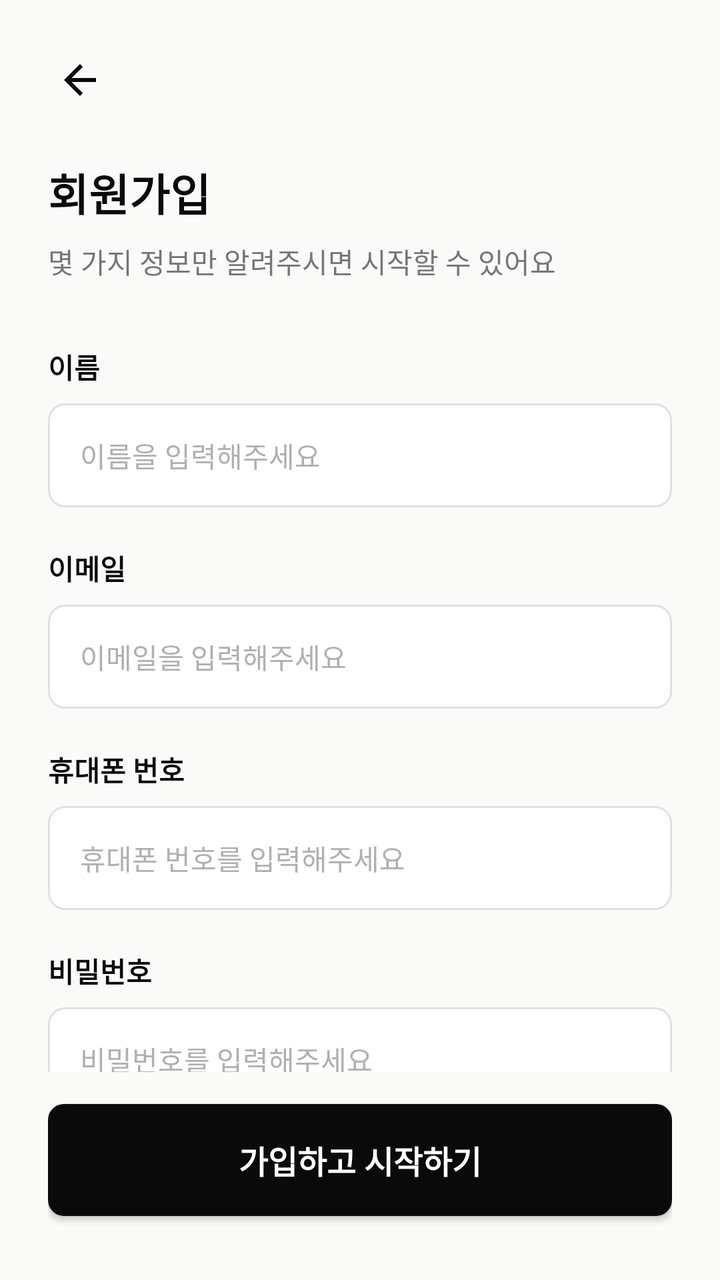
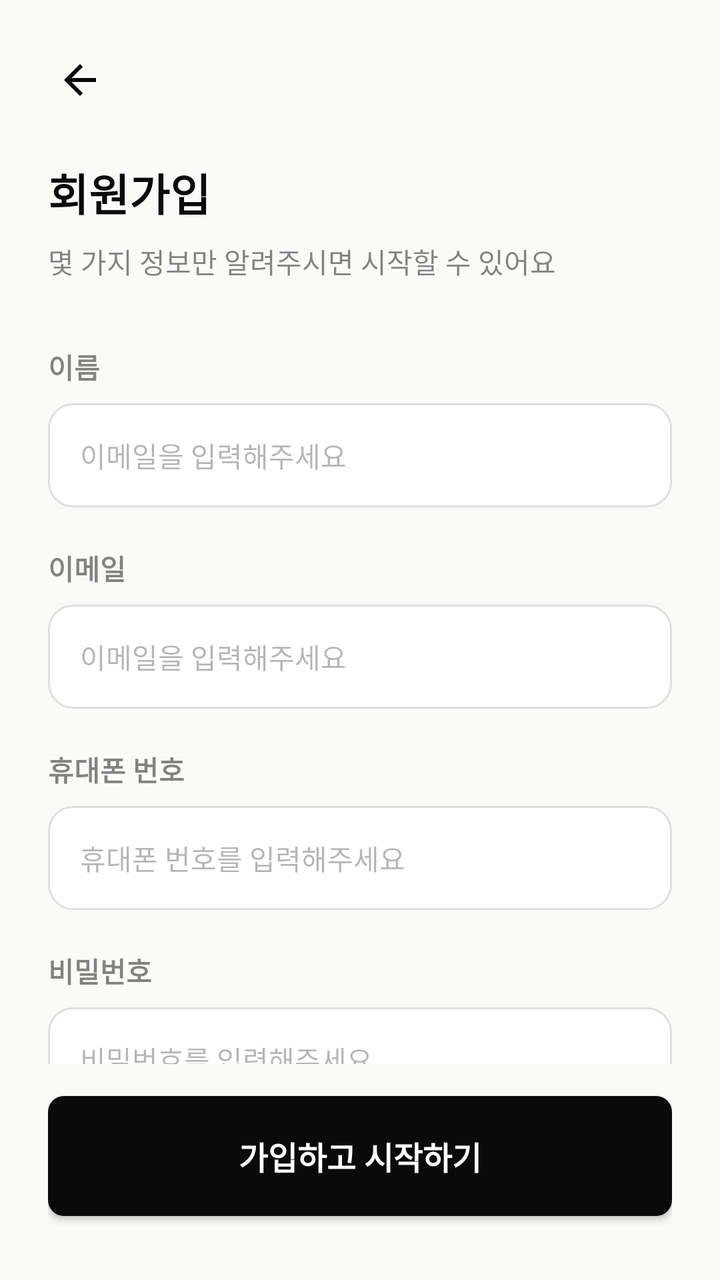

An Android layout rendered at two revisions. The XML below is the earlier revision; the diff shows what the commit changed to produce the second picture.
<!-- AndroidManifest.xml: application theme Theme.WHSAfterMate -->
<!-- res/layout/fragment_sign_up.xml -->
<?xml version="1.0" encoding="utf-8"?>
<androidx.constraintlayout.widget.ConstraintLayout xmlns:android="http://schemas.android.com/apk/res/android"
    xmlns:app="http://schemas.android.com/apk/res-auto"
    xmlns:tools="http://schemas.android.com/tools"
    android:layout_width="match_parent"
    android:layout_height="match_parent"
    android:background="@color/background"
    android:padding="24dp"
    tools:context=".ui.auth.SignUpFragment">

    
    <ImageView
        android:id="@+id/btnBack"
        android:layout_width="wrap_content"
        android:layout_height="wrap_content"
        android:src="@drawable/ic_back"
        android:padding="4dp"
        app:layout_constraintStart_toStartOf="parent"
        app:layout_constraintTop_toTopOf="parent" />

    
    <TextView
        android:id="@+id/tvTitle"
        android:layout_width="wrap_content"
        android:layout_height="wrap_content"
        android:layout_marginTop="24dp"
        android:text="회원가입"
        android:textColor="@color/whs_black"
        android:textSize="22sp"
        android:textStyle="bold"
        app:layout_constraintStart_toStartOf="parent"
        app:layout_constraintTop_toBottomOf="@id/btnBack" />

    <TextView
        android:id="@+id/tvSubtitle"
        android:layout_width="0dp"
        android:layout_height="wrap_content"
        android:layout_marginTop="8dp"
        android:text="몇 가지 정보만 알려주시면 시작할 수 있어요"
        android:textColor="@color/gray_text_label"
        android:textSize="14sp"
        app:layout_constraintEnd_toEndOf="parent"
        app:layout_constraintStart_toStartOf="parent"
        app:layout_constraintTop_toBottomOf="@id/tvTitle" />

    
    <ScrollView
        android:layout_width="0dp"
        android:layout_height="0dp"
        android:layout_marginTop="32dp"
        android:layout_marginBottom="16dp"
        android:scrollbars="none"
        app:layout_constraintBottom_toTopOf="@id/btnSignUp"
        app:layout_constraintEnd_toEndOf="parent"
        app:layout_constraintStart_toStartOf="parent"
        app:layout_constraintTop_toBottomOf="@id/tvSubtitle">

        <LinearLayout
            android:layout_width="match_parent"
            android:layout_height="wrap_content"
            android:orientation="vertical">

            
            <TextView
                android:layout_width="wrap_content"
                android:layout_height="wrap_content"
                android:text="이름"
                android:textColor="@color/whs_black"
                android:textSize="14sp"
                android:textStyle="bold" />

            <EditText
                android:id="@+id/etName"
                android:layout_width="match_parent"
                android:layout_height="52dp"
                android:layout_marginTop="8dp"
                android:background="@drawable/bg_edittext"
                android:hint="이름을 입력해주세요"
                android:inputType="textPersonName"
                android:paddingHorizontal="16dp"
                android:textSize="14sp"
                android:textColorHint="@color/gray_text_hint" />

            
            <TextView
                android:layout_width="wrap_content"
                android:layout_height="wrap_content"
                android:layout_marginTop="20dp"
                android:text="이메일"
                android:textColor="@color/whs_black"
                android:textSize="14sp"
                android:textStyle="bold" />

            <EditText
                android:id="@+id/etEmail"
                android:layout_width="match_parent"
                android:layout_height="52dp"
                android:layout_marginTop="8dp"
                android:background="@drawable/bg_edittext"
                android:hint="이메일을 입력해주세요"
                android:inputType="textEmailAddress"
                android:paddingHorizontal="16dp"
                android:textSize="14sp"
                android:textColorHint="@color/gray_text_hint" />

            
            <TextView
                android:layout_width="wrap_content"
                android:layout_height="wrap_content"
                android:layout_marginTop="20dp"
                android:text="휴대폰 번호"
                android:textColor="@color/whs_black"
                android:textSize="14sp"
                android:textStyle="bold" />

            <EditText
                android:id="@+id/etPhone"
                android:layout_width="match_parent"
                android:layout_height="52dp"
                android:layout_marginTop="8dp"
                android:background="@drawable/bg_edittext"
                android:hint="휴대폰 번호를 입력해주세요"
                android:inputType="phone"
                android:paddingHorizontal="16dp"
                android:textSize="14sp"
                android:textColorHint="@color/gray_text_hint" />

            
            <TextView
                android:layout_width="wrap_content"
                android:layout_height="wrap_content"
                android:layout_marginTop="20dp"
                android:text="비밀번호"
                android:textColor="@color/whs_black"
                android:textSize="14sp"
                android:textStyle="bold" />

            <EditText
                android:id="@+id/etPassword"
                android:layout_width="match_parent"
                android:layout_height="52dp"
                android:layout_marginTop="8dp"
                android:background="@drawable/bg_edittext"
                android:hint="비밀번호를 입력해주세요"
                android:inputType="textPassword"
                android:paddingHorizontal="16dp"
                android:textSize="14sp"
                android:textColorHint="@color/gray_text_hint" />

        </LinearLayout>
    </ScrollView>

    
    <androidx.appcompat.widget.AppCompatButton
        android:id="@+id/btnSignUp"
        android:layout_width="0dp"
        android:layout_height="56dp"
        android:layout_marginBottom="8dp"
        android:background="@drawable/bg_button_black"
        android:text="가입하고 시작하기"
        android:textColor="@color/white"
        android:textSize="16sp"
        android:textStyle="bold"
        app:layout_constraintBottom_toBottomOf="parent"
        app:layout_constraintEnd_toEndOf="parent"
        app:layout_constraintStart_toStartOf="parent" />

</androidx.constraintlayout.widget.ConstraintLayout>
<!-- resources referenced by this layout -->
<resources>
  <color name="background">#FAFAF8</color>
  <color name="gray_text_hint">#B0B0B0</color>
  <color name="gray_text_label">#767676</color>
  <color name="white">#FFFFFFFF</color>
  <color name="whs_black">#0A0A0B</color>
  <!-- drawable bg_button_black (drawable) -->
  <?xml version="1.0" encoding="utf-8"?>
  <shape xmlns:android="http://schemas.android.com/apk/res/android">
      <solid android:color="@color/whs_black" />
      <corners android:radius="8dp" />
  </shape>
  <!-- drawable bg_edittext (drawable) -->
  <?xml version="1.0" encoding="utf-8"?>
  <shape xmlns:android="http://schemas.android.com/apk/res/android">
      <solid android:color="@color/white" />
      <stroke
          android:width="1dp"
          android:color="@color/gray_border" />
      <corners android:radius="8dp" />
  </shape>
  <!-- drawable ic_back (drawable) -->
  <?xml version="1.0" encoding="utf-8"?>
  <vector xmlns:android="http://schemas.android.com/apk/res/android"
      android:width="24dp"
      android:height="24dp"
      android:viewportWidth="24"
      android:viewportHeight="24">
      <path
          android:fillColor="@color/whs_black"
          android:pathData="M20,11H7.83l5.59,-5.59L12,4l-8,8 8,8 1.41,-1.41L7.83,13H20v-2z" />
  </vector>
  <style name="Theme.WHSAfterMate" parent="Theme.MaterialComponents.DayNight.DarkActionBar">
          
          <item name="colorPrimary">@color/purple_500</item>
          <item name="colorPrimaryVariant">@color/purple_700</item>
          <item name="colorOnPrimary">@color/white</item>
          
          <item name="colorSecondary">@color/teal_200</item>
          <item name="colorSecondaryVariant">@color/teal_700</item>
          <item name="colorOnSecondary">@color/black</item>
          
          <item name="android:statusBarColor" tools:targetApi="l">?attr/colorPrimaryVariant</item>
      </style>
  <color name="gray_border">#E0E0E0</color>
  <color name="purple_500">#FF6200EE</color>
  <color name="purple_700">#FF3700B3</color>
  <color name="teal_200">#FF03DAC5</color>
  <color name="teal_700">#FF018786</color>
  <color name="black">#FF000000</color>
</resources>

<!-- the commit's change to res/layout/fragment_sign_up.xml (unified diff, before → after) -->
@@ -37,7 +37,8 @@
         android:layout_height="wrap_content"
         android:layout_marginTop="8dp"
         android:text="몇 가지 정보만 알려주시면 시작할 수 있어요"
-        android:textColor="@color/gray_text_label"
+        android:textColor="@color/whs_black"
+        android:alpha="0.5"
         android:textSize="14sp"
         app:layout_constraintEnd_toEndOf="parent"
         app:layout_constraintStart_toStartOf="parent"
@@ -66,6 +67,7 @@
                 android:layout_height="wrap_content"
                 android:text="이름"
                 android:textColor="@color/whs_black"
+                android:alpha="0.5"
                 android:textSize="14sp"
                 android:textStyle="bold" />
 
@@ -75,11 +77,11 @@
                 android:layout_height="52dp"
                 android:layout_marginTop="8dp"
                 android:background="@drawable/bg_edittext"
-                android:hint="이름을 입력해주세요"
+                android:hint="이메일을 입력해주세요"
                 android:inputType="textPersonName"
                 android:paddingHorizontal="16dp"
                 android:textSize="14sp"
-                android:textColorHint="@color/gray_text_hint" />
+                android:textColorHint="#4D0A0A0B" />
 
             
             <TextView
@@ -88,6 +90,7 @@
                 android:layout_marginTop="20dp"
                 android:text="이메일"
                 android:textColor="@color/whs_black"
+                android:alpha="0.5"
                 android:textSize="14sp"
                 android:textStyle="bold" />
 
@@ -101,7 +104,7 @@
                 android:inputType="textEmailAddress"
                 android:paddingHorizontal="16dp"
                 android:textSize="14sp"
-                android:textColorHint="@color/gray_text_hint" />
+                android:textColorHint="#4D0A0A0B" />
 
             
             <TextView
@@ -110,6 +113,7 @@
                 android:layout_marginTop="20dp"
                 android:text="휴대폰 번호"
                 android:textColor="@color/whs_black"
+                android:alpha="0.5"
                 android:textSize="14sp"
                 android:textStyle="bold" />
 
@@ -123,7 +127,7 @@
                 android:inputType="phone"
                 android:paddingHorizontal="16dp"
                 android:textSize="14sp"
-                android:textColorHint="@color/gray_text_hint" />
+                android:textColorHint="#4D0A0A0B" />
 
             
             <TextView
@@ -132,6 +136,7 @@
                 android:layout_marginTop="20dp"
                 android:text="비밀번호"
                 android:textColor="@color/whs_black"
+                android:alpha="0.5"
                 android:textSize="14sp"
                 android:textStyle="bold" />
 
@@ -145,7 +150,7 @@
                 android:inputType="textPassword"
                 android:paddingHorizontal="16dp"
                 android:textSize="14sp"
-                android:textColorHint="@color/gray_text_hint" />
+                android:textColorHint="#4D0A0A0B" />
 
         </LinearLayout>
     </ScrollView>
@@ -154,7 +159,7 @@
     <androidx.appcompat.widget.AppCompatButton
         android:id="@+id/btnSignUp"
         android:layout_width="0dp"
-        android:layout_height="56dp"
+        android:layout_height="60dp"
         android:layout_marginBottom="8dp"
         android:background="@drawable/bg_button_black"
         android:text="가입하고 시작하기"
<!-- resource entries referenced after the edit -->
@@ -1,8 +1,6 @@
 <!-- resources referenced by this layout -->
 <resources>
   <color name="background">#FAFAF8</color>
-  <color name="gray_text_hint">#B0B0B0</color>
-  <color name="gray_text_label">#767676</color>
   <color name="white">#FFFFFFFF</color>
   <color name="whs_black">#0A0A0B</color>
   <!-- drawable bg_button_black (drawable) -->
@@ -17,8 +15,8 @@
       <solid android:color="@color/white" />
       <stroke
           android:width="1dp"
-          android:color="@color/gray_border" />
-      <corners android:radius="8dp" />
+          android:color="#1F0A0A0B" />
+      <corners android:radius="12dp" />
   </shape>
   <!-- drawable ic_back (drawable) -->
   <?xml version="1.0" encoding="utf-8"?>
@@ -43,7 +41,6 @@
           
           <item name="android:statusBarColor" tools:targetApi="l">?attr/colorPrimaryVariant</item>
       </style>
-  <color name="gray_border">#E0E0E0</color>
   <color name="purple_500">#FF6200EE</color>
   <color name="purple_700">#FF3700B3</color>
   <color name="teal_200">#FF03DAC5</color>
